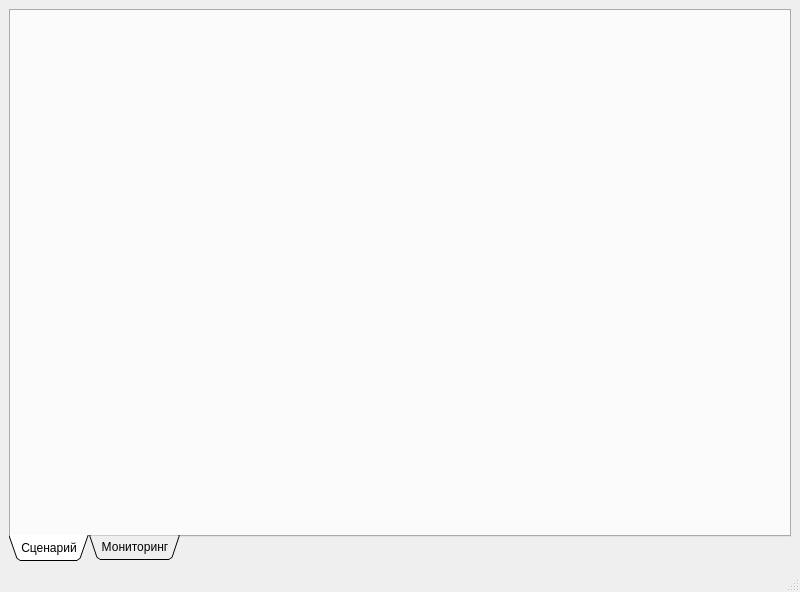
The window that app/ui/designer/main_window.ui (Shqet/Surprize_v4.0) describes before a commit, drawn with Qt 5.
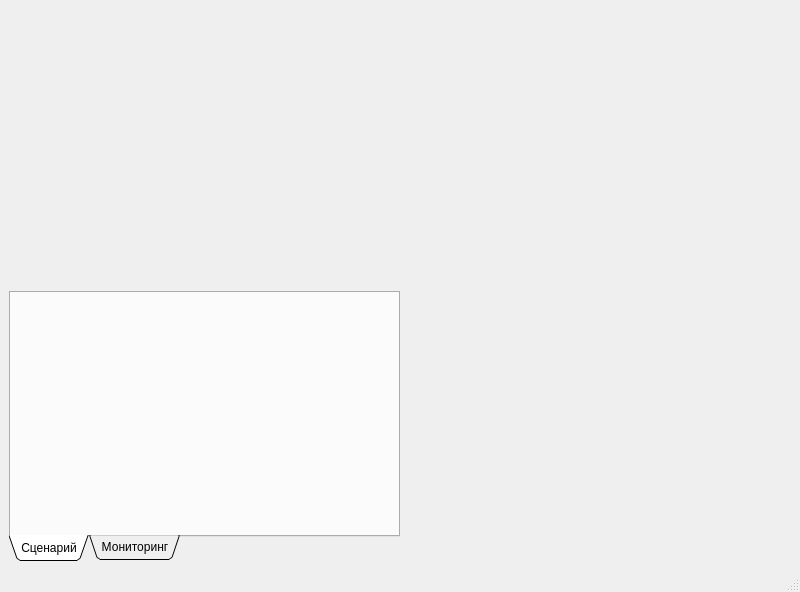
The same window after the commit.

Diff of the .ui file:
```diff
--- a/app/ui/designer/main_window.ui
+++ b/app/ui/designer/main_window.ui
@@ -68,7 +68,17 @@
           </item>
          </layout>
         </item>
-        <item row="0" column="0" colspan="2">
+       </layout>
+      </widget>
+      <widget class="QWidget" name="monitoringTab">
+       <attribute name="title">
+        <string>Мониторинг</string>
+       </attribute>
+       <layout class="QGridLayout" name="gridLayout_33" columnstretch="0"/>
+      </widget>
+     </widget>
+    </item>
+    <item row="0" column="0">
          <layout class="QHBoxLayout" name="l_video_2">
           <property name="leftMargin">
            <number>0</number>
@@ -112,15 +122,22 @@
           </item>
          </layout>
         </item>
-       </layout>
-      </widget>
-      <widget class="QWidget" name="monitoringTab">
-       <attribute name="title">
-        <string>Мониторинг</string>
-       </attribute>
-       <layout class="QGridLayout" name="gridLayout_33" columnstretch="0"/>
-      </widget>
-     </widget>
+    <item row="0" column="1" rowspan="3">
+     <layout class="QVBoxLayout" name="l_Mayak_params">
+      <item>
+       <spacer name="horizontalSpacer">
+        <property name="orientation">
+         <enum>Qt::Horizontal</enum>
+        </property>
+        <property name="sizeHint" stdset="0">
+         <size>
+          <width>40</width>
+          <height>20</height>
+         </size>
+        </property>
+       </spacer>
+      </item>
+     </layout>
     </item>
    </layout>
   </widget>
```
Left out of the diff: 2 changed lines with no effect on the pictures. Lines whose indentation alone changed are shown as unchanged.
